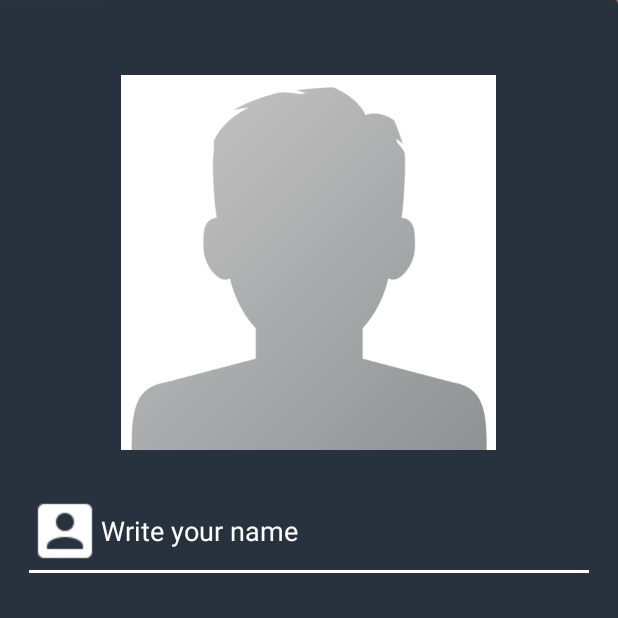
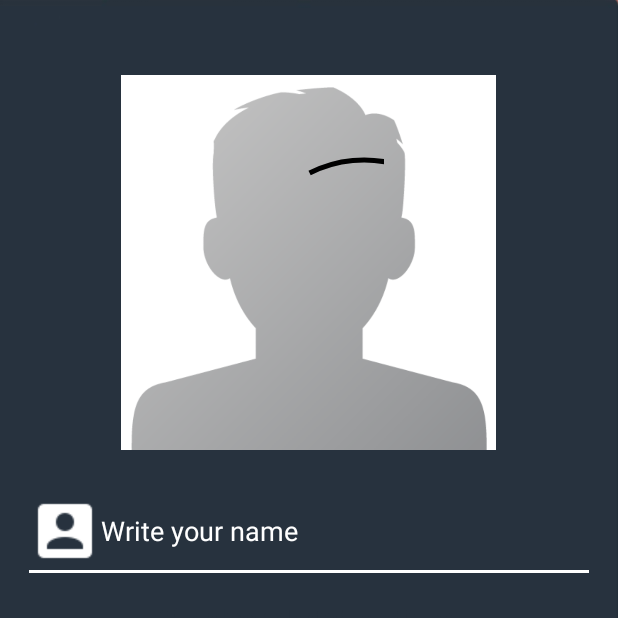
Before and after one commit to abhisunny3/SkypeCloneCodingCafe, an Android app: the SettingsActivity screen opened directly, with no data from a screen before it, after a tap on "SAVE", on a phone screen of 412 x 824 dp, the top half of it. Run offline under Robolectric (Android 15) with nearby library versions, the phone set to English and light mode, and no system bars; our stand-ins replace Firebase (no records; nobody signed in at launch, a user with empty details on screens opened directly), Picasso; 1 other tap on this screen came first.

Commit message:
9 tutorial

```diff
--- a/app/build.gradle
+++ b/app/build.gradle
@@ -19,6 +19,11 @@ android {
             minifyEnabled false
             proguardFiles getDefaultProguardFile('proguard-android-optimize.txt'), 'proguard-rules.pro'
         }
+    }
+
+    compileOptions {
+        sourceCompatibility JavaVersion.VERSION_1_8
+        targetCompatibility JavaVersion.VERSION_1_8
     }
 
 }
--- /dev/null
+++ b/app/src/main/java/com/example/skypeclonecodingcafe/CustomProgressView.java
@@ -0,0 +1,165 @@
+package com.example.skypeclonecodingcafe;
+
+import android.animation.Animator;
+import android.animation.AnimatorListenerAdapter;
+import android.animation.AnimatorSet;
+import android.animation.ValueAnimator;
+import android.content.Context;
+import android.graphics.Canvas;
+import android.graphics.Paint;
+import android.graphics.RectF;
+
+import android.util.AttributeSet;
+import android.view.View;
+import android.view.animation.DecelerateInterpolator;
+
+import androidx.annotation.Nullable;
+
+
+public class CustomProgressView extends View {
+    private int mSize;
+    private Paint mPaint;
+    private RectF mRect;
+    private float mIndeterminateSweep;
+    private float mstartAngle;
+    private AnimatorSet mIndeterminateAnimator;
+    private static final float INDETERMINANT_MIN_SWEEP = 15f;
+
+    public CustomProgressView(Context context) {
+        super(context);
+        init();
+    }
+
+    public CustomProgressView(Context context, @Nullable AttributeSet attrs) {
+        super(context, attrs);
+        init();
+    }
+
+    public CustomProgressView(Context context, @Nullable AttributeSet attrs, int defStyleAttr) {
+        super(context, attrs, defStyleAttr);
+        init();
+    }
+
+
+    private void init() {
+        mPaint = new Paint(Paint.ANTI_ALIAS_FLAG);
+        mPaint.setStyle(Paint.Style.STROKE);
+        mPaint.setStrokeWidth(5f);
+        mPaint.setStrokeCap(Paint.Cap.BUTT);
+        mRect = new RectF(10, 10, 250, 250);
+
+        mIndeterminateSweep = 10f;
+
+    }
+
+
+    public void setColor(int color) {
+        mPaint.setColor(color);
+    }
+
+    @Override
+    protected void onDraw(Canvas canvas) {
+        super.onDraw(canvas);
+        canvas.drawArc(mRect, mstartAngle, mIndeterminateSweep, false, mPaint);
+    }
+
+    @Override
+    protected void onMeasure(int widthMeasureSpec, int heightMeasureSpec) {
+        super.onMeasure(widthMeasureSpec, heightMeasureSpec);
+        int xPad = getPaddingLeft() + getPaddingRight();
+        int yPad = getPaddingTop() + getPaddingBottom();
+        int width = getMeasuredWidth() - xPad;
+        int height = getMeasuredHeight() - yPad;
+        mSize = (width < height) ? width : height;
+        setMeasuredDimension(mSize + xPad, mSize + yPad);
+    }
+
+    @Override
+    protected void onLayout(boolean changed, int left, int top, int right, int bottom) {
+        super.onLayout(changed, left, top, right, bottom);
+    }
+
+    @Override
+    protected void onAttachedToWindow() {
+        super.onAttachedToWindow();
+        startAnimation();
+    }
+
+    private AnimatorSet createIndeterminateAnimator() {
+        final ValueAnimator frontEndExtend = ValueAnimator.ofFloat(0, 360);
+        frontEndExtend.setDuration(5000);
+        frontEndExtend.setInterpolator(new DecelerateInterpolator(1));
+        frontEndExtend.addUpdateListener(animation -> {
+            mstartAngle = (Float) animation.getAnimatedValue();
+            mIndeterminateSweep += 2;
+            if (mIndeterminateSweep > 360)
+                mIndeterminateSweep = INDETERMINANT_MIN_SWEEP;
+            invalidate();
+        });
+
+        AnimatorSet set = new AnimatorSet();
+        set.play(frontEndExtend);
+        return set;
+    }
+
+    private void resetAnimation() {
+
+        if (mIndeterminateAnimator != null && mIndeterminateAnimator.isRunning())
+            mIndeterminateAnimator.cancel();
+        mIndeterminateSweep = INDETERMINANT_MIN_SWEEP;
+
+        // Build the whole AnimatorSet
+        mIndeterminateAnimator = createIndeterminateAnimator();
+        // Listen to end of animation so we can infinitely loop
+        mIndeterminateAnimator.addListener(new AnimatorListenerAdapter() {
+            boolean wasCancelled = false;
+
+            @Override
+            public void onAnimationCancel(Animator animation) {
+                wasCancelled = true;
+            }
+
+            @Override
+            public void onAnimationEnd(Animator animation) {
+                if (!wasCancelled)
+                    resetAnimation();
+            }
+        });
+        mIndeterminateAnimator.start();
+    }
+
+    /**
+     * Starts the progress bar animation.
+     * (This is an alias of resetAnimation() so it does the same thing.)
+     */
+    public void startAnimation() {
+        resetAnimation();
+    }
+
+    public void stopAnimation() {
+        if (mIndeterminateAnimator != null) {
+            mIndeterminateAnimator.cancel();
+            mIndeterminateAnimator = null;
+        }
+    }
+
+    @Override
+    protected void onDetachedFromWindow() {
+        super.onDetachedFromWindow();
+        stopAnimation();
+    }
+
+    @Override
+    public void setVisibility(int visibility) {
+        int currentVisibility = getVisibility();
+        super.setVisibility(visibility);
+        if (visibility != currentVisibility) {
+            if (visibility == View.VISIBLE) {
+                resetAnimation();
+            } else if (visibility == View.GONE || visibility == View.INVISIBLE) {
+                stopAnimation();
+            }
+        }
+    }
+
+}
--- a/app/src/main/java/com/example/skypeclonecodingcafe/SettingsActivity.java
+++ b/app/src/main/java/com/example/skypeclonecodingcafe/SettingsActivity.java
@@ -4,14 +4,22 @@ import androidx.annotation.NonNull;
 import androidx.annotation.Nullable;
 import androidx.appcompat.app.AppCompatActivity;
 
+import android.app.Activity;
 import android.app.ProgressDialog;
+import android.content.Context;
 import android.content.Intent;
 import android.net.Uri;
 import android.os.Bundle;
+import android.view.Gravity;
 import android.view.View;
+import android.view.ViewGroup;
 import android.widget.Button;
 import android.widget.EditText;
 import android.widget.ImageView;
+import android.widget.LinearLayout;
+import android.widget.ProgressBar;
+import android.widget.RelativeLayout;
+import android.widget.TextView;
 import android.widget.Toast;
 
 import com.google.android.gms.tasks.Continuation;
@@ -26,6 +34,7 @@ import com.google.firebase.database.ValueEventListener;
 import com.google.firebase.storage.FirebaseStorage;
 import com.google.firebase.storage.StorageReference;
 import com.google.firebase.storage.UploadTask;
+import com.squareup.picasso.Callback;
 import com.squareup.picasso.Picasso;
 
 import java.util.HashMap;
@@ -41,6 +50,7 @@ public class SettingsActivity extends AppCompatActivity {
     private String donwloadUrl;
     private DatabaseReference userRef;
     private ProgressDialog progressDialog;
+    private CustomProgressView progress_bar_load;
 
     @Override
     protected void onCreate(Bundle savedInstanceState) {
@@ -55,6 +65,8 @@ public class SettingsActivity extends AppCompatActivity {
         userNameET = findViewById(R.id.username_setting);
         userBioET = findViewById(R.id.bio_setting);
         profileImageView = findViewById(R.id.setting_profile_image);
+
+        progress_bar_load= findViewById(R.id.progress_bar_load);
 
         progressDialog = new ProgressDialog(SettingsActivity.this);
 
@@ -221,7 +233,34 @@ public class SettingsActivity extends AppCompatActivity {
                     userNameET.setText(username);
                     userBioET.setText(bio);
 
-                    Picasso.get().load(image).placeholder(R.drawable.profile_image).into(profileImageView);
+                    RelativeLayout line_first  =findViewById(R.id.line_first);
+
+                  //  Picasso.get().load(image).placeholder(R.drawable.profile_image).into(profileImageView);
+
+
+                    setImage(line_first,image,profileImageView);
+
+                   /* Glide.with(context)
+                            .load(postsClass.getPostImageUrl())
+                            .error(R.color.gray1)
+                            .fitCenter()
+                            //.centerCrop()
+                            .placeholder(R.color.gray1)
+                            .listener(new RequestListener<String, GlideDrawable>() {
+                                @Override
+                                public boolean onException(Exception e, String model, Target<GlideDrawable> target, boolean isFirstResource) {
+
+                                    holder.PostImage.setBackgroundResource(R.color.gray1);
+                                    holder.progressBarLoad.setVisibility(View.GONE);
+                                    return false;
+                                }
+
+                                @Override
+                                public boolean onResourceReady(GlideDrawable resource, String model, Target<GlideDrawable> target, boolean isFromMemoryCache, boolean isFirstResource) {
+                                    holder.progressBarLoad.setVisibility(View.GONE);
+                                    return false;
+                                }
+                            }).into(holder.PostImage);*/
 
                 }
 
@@ -234,6 +273,8 @@ public class SettingsActivity extends AppCompatActivity {
         });
     }
 
+
+
     @Override
     protected void onActivityResult(int requestCode, int resultCode, @Nullable Intent data) {
         super.onActivityResult(requestCode, resultCode, data);
@@ -244,4 +285,40 @@ public class SettingsActivity extends AppCompatActivity {
             profileImageView.setImageURI(ImageUri);
         }
     }
+
+    private void addOrRemoveProperty(View view, int property, boolean flag){
+        RelativeLayout.LayoutParams layoutParams = (RelativeLayout.LayoutParams) view.getLayoutParams();
+        if(flag){
+            layoutParams.addRule(property);
+        }else {
+            //layoutParams.removeRule(property);
+        }
+        view.setLayoutParams(layoutParams);
+    }
+
+    private void setImage(RelativeLayout relativeLayout, String image_url,ImageView profileImageView) {
+
+
+
+        progress_bar_load.setVisibility(View.VISIBLE);
+        //progress_bar_load.setColor(R.color.white);
+
+        Picasso.get()
+                .load(image_url)
+                .fit()
+                //.centerCrop()
+                .placeholder(R.drawable.profile_image)
+                .into(profileImageView,new Callback() {
+                    @Override
+                    public void onSuccess() {
+                        progress_bar_load.setVisibility(View.GONE);
+                    }
+
+                    @Override
+                    public void onError(Exception e) {
+                        //holder.PostImage.setBackgroundResource(R.color.gray1);
+                        progress_bar_load.setVisibility(View.GONE);
+                    }
+                });
+    }
 }
--- a/app/src/main/res/layout/activity_profile.xml
+++ b/app/src/main/res/layout/activity_profile.xml
@@ -6,14 +6,15 @@
     android:layout_height="match_parent"
     tools:context=".ProfileActivity">
 
+
+
     <ImageView
         android:id="@+id/background_profile_image"
         android:layout_width="match_parent"
         android:layout_height="match_parent"
         android:src="@drawable/profile_image"
-        android:scaleType="centerCrop">
+        android:scaleType="centerCrop"/>
 
-    </ImageView>
 
     <TextView
         android:id="@+id/name_profile"
--- a/app/src/main/res/layout/activity_settings.xml
+++ b/app/src/main/res/layout/activity_settings.xml
@@ -6,6 +6,13 @@
     android:layout_height="match_parent"
     android:background="@drawable/back"
     tools:context=".SettingsActivity">
+
+
+
+    <RelativeLayout
+        android:id="@+id/line_first"
+        android:layout_width="match_parent"
+        android:layout_height="wrap_content">
 
         <ImageView
             android:id="@+id/setting_profile_image"
@@ -16,6 +23,18 @@
             android:layout_marginTop="50dp"
             android:src="@drawable/profile_image"
             />
+
+        <com.example.skypeclonecodingcafe.CustomProgressView
+            android:id="@+id/progress_bar_load"
+            android:layout_width="100dp"
+            android:layout_height="100dp"
+            android:layout_gravity="center"
+            android:layout_centerInParent="true"
+            android:visibility="visible"/>
+
+    </RelativeLayout>
+
+
 
     <EditText
         android:id="@+id/username_setting"
@@ -29,7 +48,7 @@
         android:hint="Write your name"
         android:textColorHint="@android:color/white"
         android:backgroundTint="@android:color/white"
-        android:layout_below="@id/setting_profile_image"
+        android:layout_below="@id/line_first"
         />
 
     <EditText
--- a/app/src/main/res/layout/find_friends_design.xml
+++ b/app/src/main/res/layout/find_friends_design.xml
@@ -51,6 +51,7 @@
             android:text="Accept Friends Request"
             android:textAllCaps="false"
             android:textSize="13dp"
+            android:visibility="gone"
             />
 
         <Button
@@ -68,6 +69,7 @@
             android:text="Cancel Friends Request"
             android:textAllCaps="false"
             android:textSize="13dp"
+            android:visibility="gone"
             />
 
     </RelativeLayout>
--- a/app/src/main/res/values/colors.xml
+++ b/app/src/main/res/values/colors.xml
@@ -3,4 +3,8 @@
     <color name="colorPrimary">#32E870</color>
     <color name="colorPrimaryDark">#32E870</color>
     <color name="colorAccent">#27323E</color>
+
+    <color name="blue">#DD1236</color>
+    <color name="white">#ffffff</color>
+
 </resources>
```
Also changed, not shown: app/src/main/java/com/example/skypeclonecodingcafe/NotificationsAcitivity.java (+194 -3 lines), app/src/main/java/com/example/skypeclonecodingcafe/ProgressBarHandler.java (added, +45 -0 lines). Lines whose indentation alone changed are shown as unchanged.
